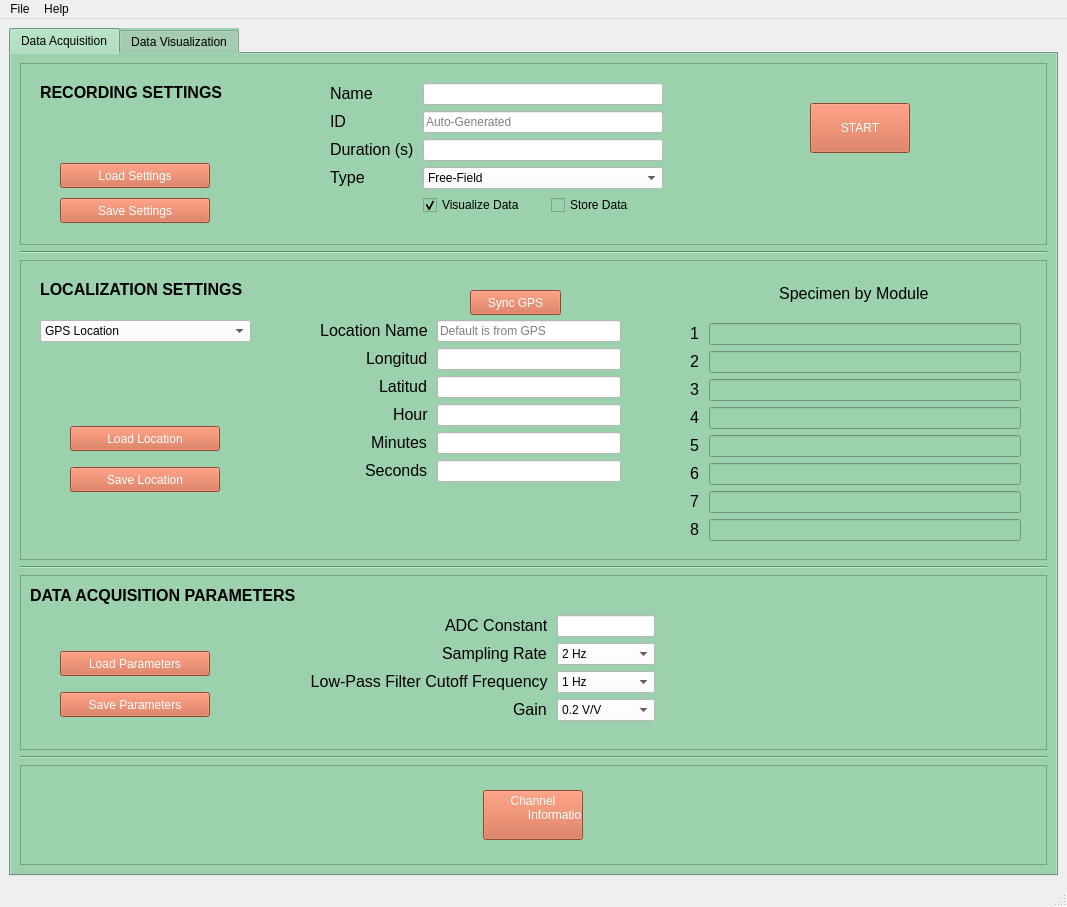
Before: the Qt Designer form GUI/main_tab_layout_V2.ui in jrsm1/EWAS_Application, drawn with Qt 5.
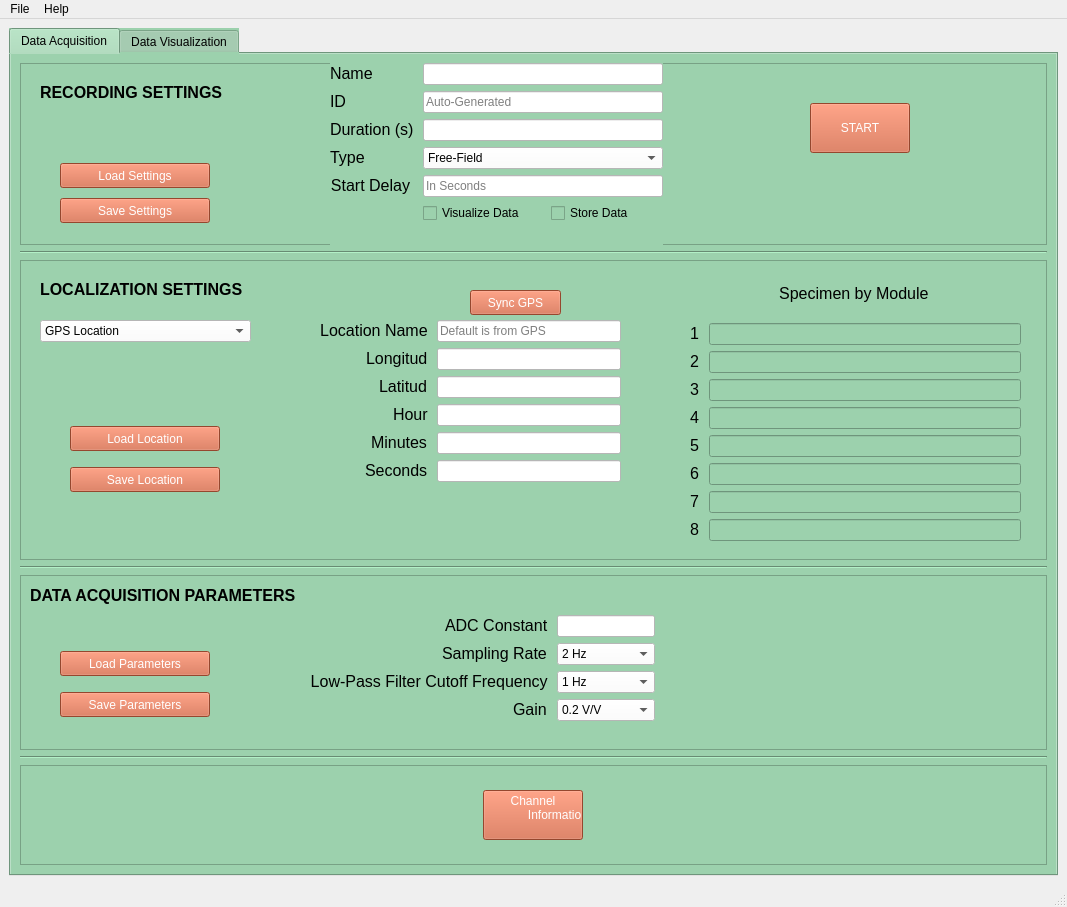
After: the same form once the commit is applied.

Commit message:
added start_delay_field
also gave fields a max length for input text

The edit to the form file:
```diff
--- a/GUI/main_tab_layout_V2.ui
+++ b/GUI/main_tab_layout_V2.ui
@@ -81,9 +81,9 @@
            <property name="geometry">
             <rect>
              <x>310</x>
-             <y>20</y>
+             <y>0</y>
              <width>333</width>
-             <height>161</height>
+             <height>184</height>
             </rect>
            </property>
            <layout class="QFormLayout" name="main_tab_Recording_Settings_Form">
@@ -206,13 +206,16 @@
               </item>
              </widget>
             </item>
-            <item row="4" column="1">
+            <item row="5" column="1">
              <layout class="QHBoxLayout" name="main_tab_visualize_store_horizontalLayout">
               <property name="spacing">
                <number>15</number>
               </property>
               <item>
                <widget class="QCheckBox" name="main_tab_RecordingSettings_visualize_checkBox">
+                <property name="enabled">
+                 <bool>true</bool>
+                </property>
                 <property name="styleSheet">
                  <string notr="true">font: 12pt &quot;MS Shell Dlg 2&quot;;</string>
                 </property>
@@ -220,7 +223,7 @@
                  <string>Visualize Data</string>
                 </property>
                 <property name="checked">
-                 <bool>true</bool>
+                 <bool>false</bool>
                 </property>
                </widget>
               </item>
@@ -236,6 +239,32 @@
               </item>
              </layout>
             </item>
+            <item row="4" column="1">
+             <widget class="QLineEdit" name="main_tab_RecordingSettings_durationLineEdit_2">
+              <property name="styleSheet">
+               <string notr="true">background-color: rgb(255, 255, 255);
+																font: 12pt &quot;MS Shell Dlg 2&quot;;
+																color: rgb(0, 0, 0)
+															</string>
+              </property>
+              <property name="maxLength">
+               <number>4</number>
+              </property>
+              <property name="placeholderText">
+               <string>In Seconds</string>
+              </property>
+             </widget>
+            </item>
+            <item row="4" column="0">
+             <widget class="QLabel" name="main_tab_longitud_Label_4">
+              <property name="text">
+               <string>&lt;html&gt;&lt;head/&gt;&lt;body&gt;&lt;p align=&quot;right&quot;&gt;&lt;span style=&quot; font-size:12pt;&quot;&gt;Start Delay&lt;/span&gt;&lt;/p&gt;&lt;/body&gt;&lt;/html&gt;</string>
+              </property>
+              <property name="buddy">
+               <cstring>main_tab_RecordingSettings_type_DropDown</cstring>
+              </property>
+             </widget>
+            </item>
            </layout>
           </widget>
           <widget class="QWidget" name="verticalLayoutWidget_2">
```
